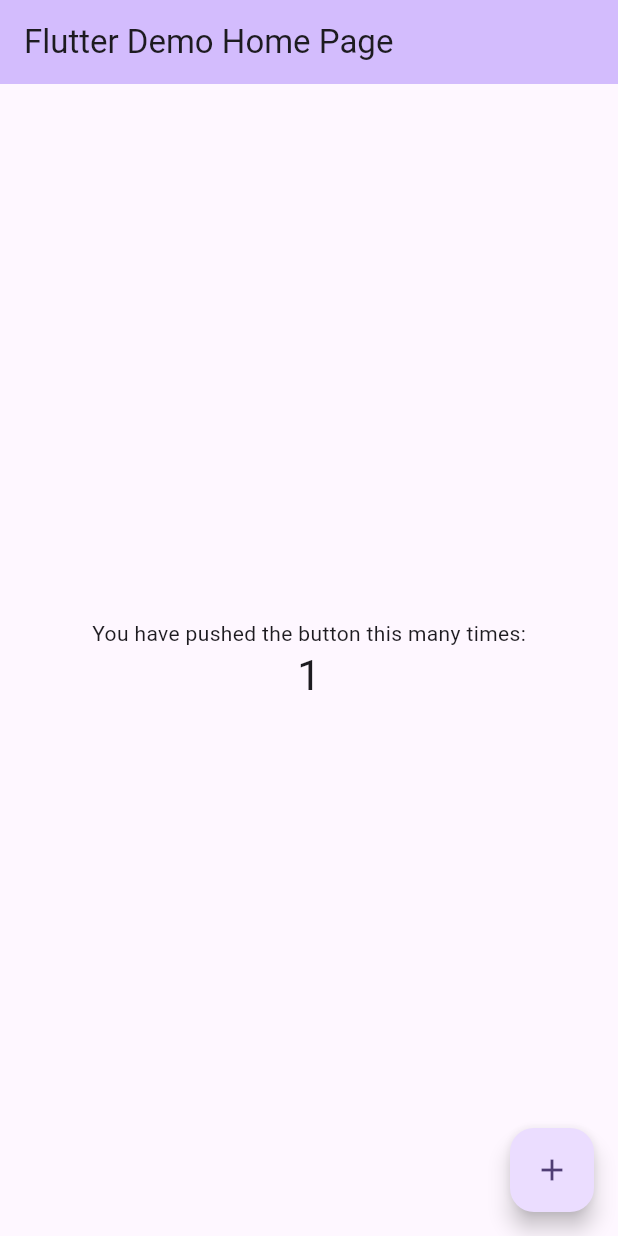
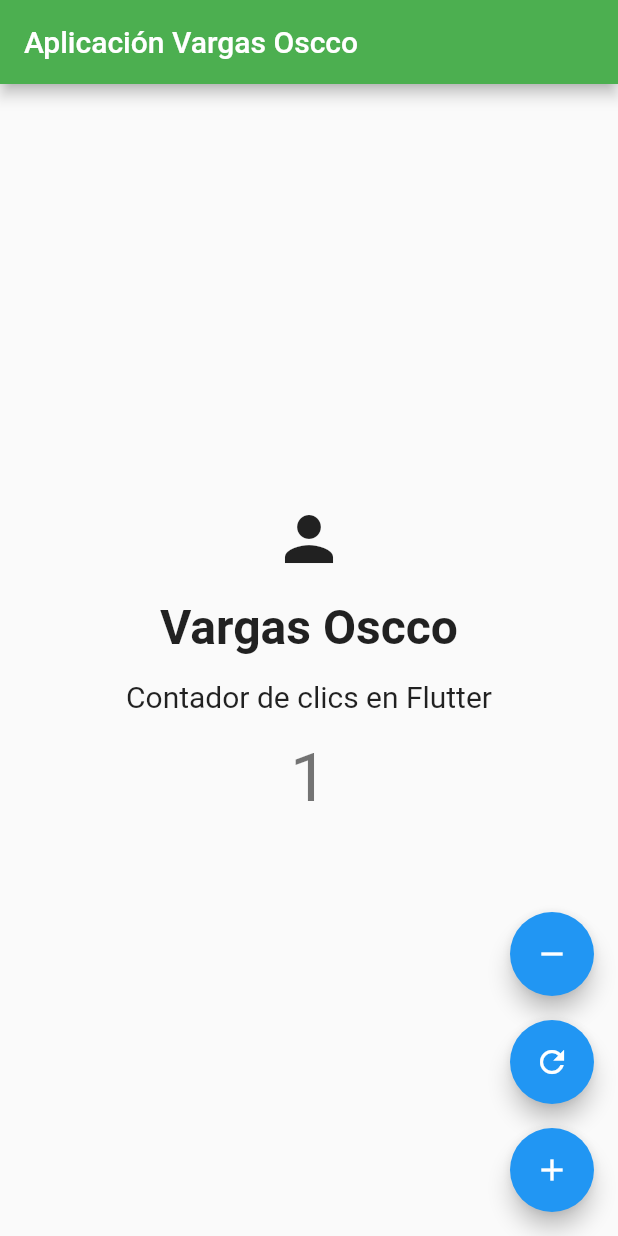
Before and after one commit to YenferVargas/miapp_contador, a Flutter app: the screen it shows after launch, after a tap on the "add" icon, on a phone screen of 412 x 824 dp. Run offline on Flutter 3.47's test engine with Material 2 defaults, Android fonts, the phone set to English and light mode, and no system bars.

Commit message:
laboratorio05

```diff
--- a/lib/main.dart
+++ b/lib/main.dart
@@ -1,125 +1,25 @@
+import 'package:app_contador/screens/home_screen.dart';
 import 'package:flutter/material.dart';
 
+
+
+
 void main() {
-  runApp(const MyApp());
+  runApp(MyApp());
 }
 
 class MyApp extends StatelessWidget {
-  const MyApp({super.key});
+  const MyApp({Key? key}) : super(key: key);
 
-  // This widget is the root of your application.
   @override
   Widget build(BuildContext context) {
     return MaterialApp(
-      title: 'Flutter Demo',
+      title: 'Aplicación Vargas Oscco',
+      debugShowCheckedModeBanner: false,
       theme: ThemeData(
-        // This is the theme of your application.
-        //
-        // TRY THIS: Try running your application with "flutter run". You'll see
-        // the application has a blue toolbar. Then, without quitting the app,
-        // try changing the seedColor in the colorScheme below to Colors.green
-        // and then invoke "hot reload" (save your changes or press the "hot
-        // reload" button in a Flutter-supported IDE, or press "r" if you used
-        // the command line to start the app).
-        //
-        // Notice that the counter didn't reset back to zero; the application
-        // state is not lost during the reload. To reset the state, use hot
-        // restart instead.
-        //
-        // This works for code too, not just values: Most code changes can be
-        // tested with just a hot reload.
-        colorScheme: ColorScheme.fromSeed(seedColor: Colors.deepPurple),
-        useMaterial3: true,
+        primarySwatch: Colors.blue,
       ),
-      home: const MyHomePage(title: 'Flutter Demo Home Page'),
+      home: const HomeScreen(),
     );
   }
 }
-
-class MyHomePage extends StatefulWidget {
-  const MyHomePage({super.key, required this.title});
-
-  // This widget is the home page of your application. It is stateful, meaning
-  // that it has a State object (defined below) that contains fields that affect
-  // how it looks.
-
-  // This class is the configuration for the state. It holds the values (in this
-  // case the title) provided by the parent (in this case the App widget) and
-  // used by the build method of the State. Fields in a Widget subclass are
-  // always marked "final".
-
-  final String title;
-
-  @override
-  State<MyHomePage> createState() => _MyHomePageState();
-}
-
-class _MyHomePageState extends State<MyHomePage> {
-  int _counter = 0;
-
-  void _incrementCounter() {
-    setState(() {
-      // This call to setState tells the Flutter framework that something has
-      // changed in this State, which causes it to rerun the build method below
-      // so that the display can reflect the updated values. If we changed
-      // _counter without calling setState(), then the build method would not be
-      // called again, and so nothing would appear to happen.
-      _counter++;
-    });
-  }
-
-  @override
-  Widget build(BuildContext context) {
-    // This method is rerun every time setState is called, for instance as done
-    // by the _incrementCounter method above.
-    //
-    // The Flutter framework has been optimized to make rerunning build methods
-    // fast, so that you can just rebuild anything that needs updating rather
-    // than having to individually change instances of widgets.
-    return Scaffold(
-      appBar: AppBar(
-        // TRY THIS: Try changing the color here to a specific color (to
-        // Colors.amber, perhaps?) and trigger a hot reload to see the AppBar
-        // change color while the other colors stay the same.
-        backgroundColor: Theme.of(context).colorScheme.inversePrimary,
-        // Here we take the value from the MyHomePage object that was created by
-        // the App.build method, and use it to set our appbar title.
-        title: Text(widget.title),
-      ),
-      body: Center(
-        // Center is a layout widget. It takes a single child and positions it
-        // in the middle of the parent.
-        child: Column(
-          // Column is also a layout widget. It takes a list of children and
-          // arranges them vertically. By default, it sizes itself to fit its
-          // children horizontally, and tries to be as tall as its parent.
-          //
-          // Column has various properties to control how it sizes itself and
-          // how it positions its children. Here we use mainAxisAlignment to
-          // center the children vertically; the main axis here is the vertical
-          // axis because Columns are vertical (the cross axis would be
-          // horizontal).
-          //
-          // TRY THIS: Invoke "debug painting" (choose the "Toggle Debug Paint"
-          // action in the IDE, or press "p" in the console), to see the
-          // wireframe for each widget.
-          mainAxisAlignment: MainAxisAlignment.center,
-          children: <Widget>[
-            const Text(
-              'You have pushed the button this many times:',
-            ),
-            Text(
-              '$_counter',
-              style: Theme.of(context).textTheme.headlineMedium,
-            ),
-          ],
-        ),
-      ),
-      floatingActionButton: FloatingActionButton(
-        onPressed: _incrementCounter,
-        tooltip: 'Increment',
-        child: const Icon(Icons.add),
-      ), // This trailing comma makes auto-formatting nicer for build methods.
-    );
-  }
-}
--- /dev/null
+++ b/lib/screens/home_screen.dart
@@ -0,0 +1,90 @@
+import 'package:flutter/material.dart';
+
+class HomeScreen extends StatefulWidget {
+  const HomeScreen({Key? key}) : super(key: key);
+
+  @override
+  _HomeScreenState createState() => _HomeScreenState();
+}
+
+class _HomeScreenState extends State<HomeScreen> {
+  int _counter = 0;
+
+  void _incrementCounter() {
+    setState(() {
+      _counter++;
+    });
+  }
+
+  void _decrementCounter() {
+    setState(() {
+      if (_counter > 0) {
+        _counter--;
+      }
+    });
+  }
+
+  void _resetCounter() {
+    setState(() {
+      _counter = 0;
+    });
+  }
+
+  @override
+  Widget build(BuildContext context) {
+    return Scaffold(
+      appBar: AppBar(
+        title: const Text('Aplicación Vargas Oscco'),
+        backgroundColor: Colors.green,
+      ),
+      body: Center(
+        child: Column(
+          mainAxisAlignment: MainAxisAlignment.center,
+          children: <Widget>[
+            const Icon(
+              Icons.person,
+              size: 48,
+            ),
+            const SizedBox(height: 16),
+            const Text(
+              'Vargas Oscco',
+              style: TextStyle(fontSize: 32, fontWeight: FontWeight.bold),
+            ),
+            const SizedBox(height: 16),
+            const Text(
+              'Contador de clics en Flutter',
+              style: TextStyle(fontSize: 20),
+            ),
+            const SizedBox(height: 16),
+            Text(
+              '$_counter',
+              style: Theme.of(context).textTheme.headline3,
+            ),
+          ],
+        ),
+      ),
+      floatingActionButton: Column(
+        mainAxisAlignment: MainAxisAlignment.end,
+        children: <Widget>[
+          FloatingActionButton(
+            onPressed: _decrementCounter,
+            tooltip: 'Disminuir contador',
+            child: const Icon(Icons.remove),
+          ),
+          const SizedBox(height: 16),
+          FloatingActionButton(
+            onPressed: _resetCounter,
+            tooltip: 'Reiniciar contador',
+            child: const Icon(Icons.refresh),
+          ),
+          const SizedBox(height: 16),
+          FloatingActionButton(
+            onPressed: _incrementCounter,
+            tooltip: 'Aumentar contador',
+            child: const Icon(Icons.add),
+          ),
+        ],
+      ),
+    );
+  }
+}
```
